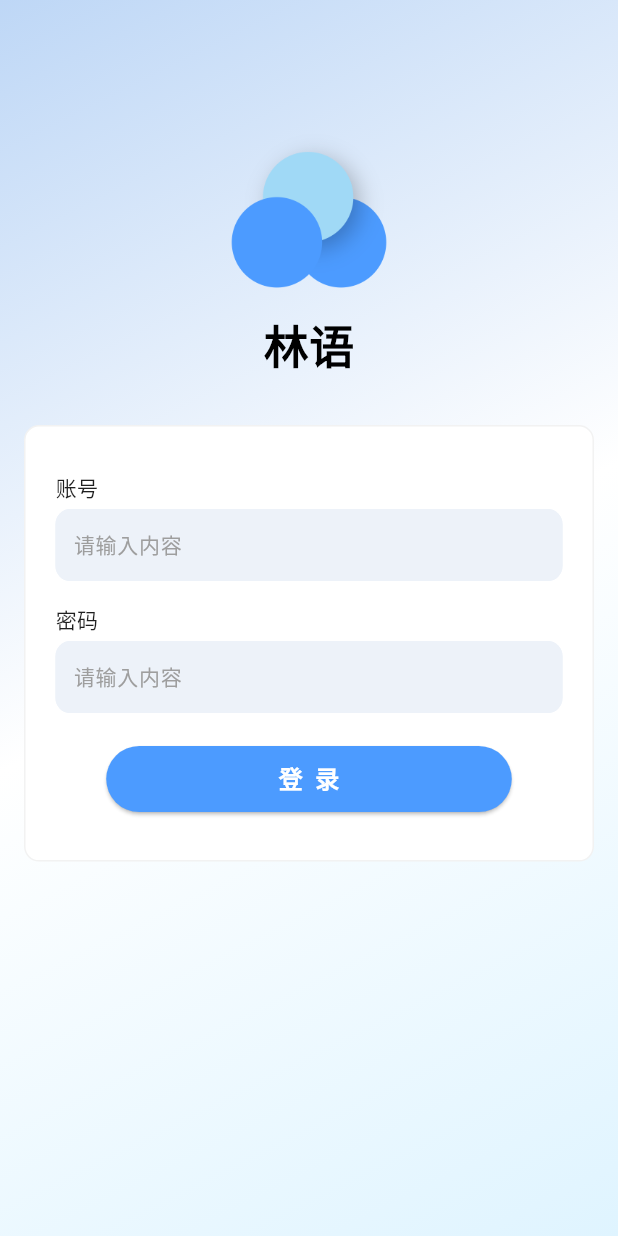
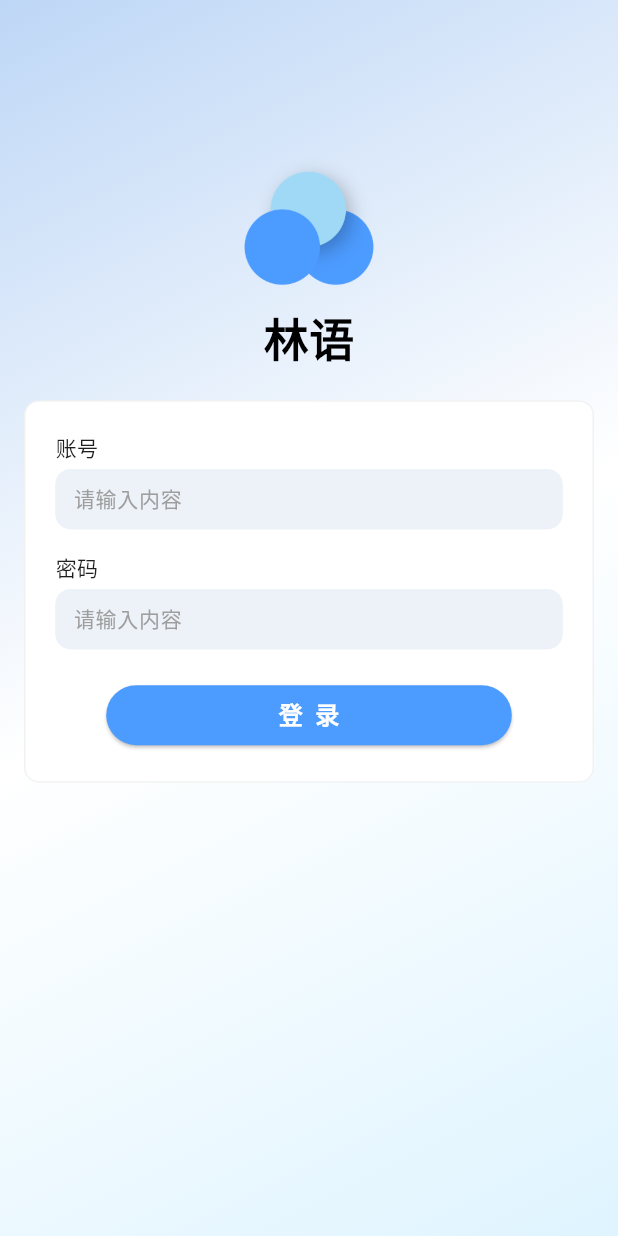
Before and after one commit to DWHengr/linyu_mobile, a Flutter app: the screen it shows after launch, on a phone screen of 412 x 824 dp. Run offline on Flutter 3.47's test engine with Material 3 defaults, Android fonts, the phone set to English and light mode, and no system bars; our stand-ins replace dio, shared_preferences; missing offline and left inert: encrypt, pointycastle.

Commit message:
modify style

```diff
--- a/lib/components/custom_text_field/index.dart
+++ b/lib/components/custom_text_field/index.dart
@@ -40,13 +40,14 @@ class CustomTextField extends StatelessWidget {
               filled: true,
               // 填充背景
               fillColor: const Color(0xFFEDF2F9),
+              isDense: true,
               // 填充背景颜色
               border: OutlineInputBorder(
                 borderRadius: BorderRadius.circular(10.0),
                 borderSide: BorderSide.none, // 去除边框
               ),
               contentPadding:
-                  const EdgeInsets.symmetric(vertical: 0.0, horizontal: 8.0),
+                  const EdgeInsets.symmetric(vertical: 8.0, horizontal: 8.0),
             ),
           ),
         ),
--- a/lib/pages/login/index.dart
+++ b/lib/pages/login/index.dart
@@ -58,10 +58,17 @@ class _LoginPageState extends State<LoginPage> {
   }
 
   @override
+  void dispose() {
+    _usernameController.dispose();
+    _passwordController.dispose();
+    super.dispose();
+  }
+
+  @override
   Widget build(BuildContext context) {
     final screenWidth = MediaQuery.of(context).size.width;
     return Scaffold(
-      resizeToAvoidBottomInset: false,
+      resizeToAvoidBottomInset: true,
       body: Container(
         decoration: const BoxDecoration(
           gradient: LinearGradient(
@@ -70,19 +77,17 @@ class _LoginPageState extends State<LoginPage> {
             end: Alignment.bottomRight,
           ),
         ),
-        child: Padding(
-          padding:
-              EdgeInsets.only(bottom: MediaQuery.of(context).size.height * 0.2),
+        child: SafeArea(
           child: Padding(
-            padding: const EdgeInsets.all(16.0),
+            padding: const EdgeInsets.symmetric(horizontal: 16.0),
             child: Column(
-              mainAxisAlignment: MainAxisAlignment.center,
-              children: <Widget>[
-                // 应用 Logo 和名称
+              children: [
+                const Spacer(flex: 1),
+                // Logo部分
                 Image.asset(
-                  'assets/images/logo.png', // 确保在pubspec.yaml中添加了logo图片路径
-                  height: screenWidth * 0.3,
-                  width: screenWidth * 0.3,
+                  'assets/images/logo.png',
+                  height: screenWidth * 0.25,
+                  width: screenWidth * 0.25,
                 ),
                 const Text(
                   "林语",
@@ -91,19 +96,23 @@ class _LoginPageState extends State<LoginPage> {
                     fontWeight: FontWeight.w900,
                   ),
                 ),
-                const SizedBox(height: 32.0),
+                const SizedBox(height: 20.0),
+                // 登录框部分
                 Container(
                   padding: const EdgeInsets.symmetric(
-                      vertical: 30.0, horizontal: 20.0),
+                    vertical: 20.0,
+                    horizontal: 20.0,
+                  ),
                   decoration: BoxDecoration(
                     color: Colors.white,
                     borderRadius: BorderRadius.circular(10.0),
                     border: Border.all(
-                      color: const Color(0xFFF2F2F2), // 边框颜色
-                      width: 1.0, // 边框宽度
+                      color: const Color(0xFFF2F2F2),
+                      width: 1.0,
                     ),
                   ),
                   child: Column(
+                    mainAxisSize: MainAxisSize.min,
                     children: <Widget>[
                       CustomTextField(
                         labelText: "账号",
@@ -113,7 +122,7 @@ class _LoginPageState extends State<LoginPage> {
                       CustomTextField(
                         labelText: "密码",
                         controller: _passwordController,
-                        obscureText: true, // 密码输入框
+                        obscureText: true,
                       ),
                       const SizedBox(height: 20.0),
                       FractionallySizedBox(
@@ -122,7 +131,9 @@ class _LoginPageState extends State<LoginPage> {
                           onPressed: _login,
                           style: ElevatedButton.styleFrom(
                             padding: const EdgeInsets.symmetric(
-                                horizontal: 10, vertical: 10),
+                              horizontal: 5,
+                              vertical: 5,
+                            ),
                             backgroundColor: const Color(0xFF4C9BFF),
                             foregroundColor: Colors.white,
                           ),
@@ -138,6 +149,7 @@ class _LoginPageState extends State<LoginPage> {
                     ],
                   ),
                 ),
+                const Spacer(flex: 3),
               ],
             ),
           ),
```
